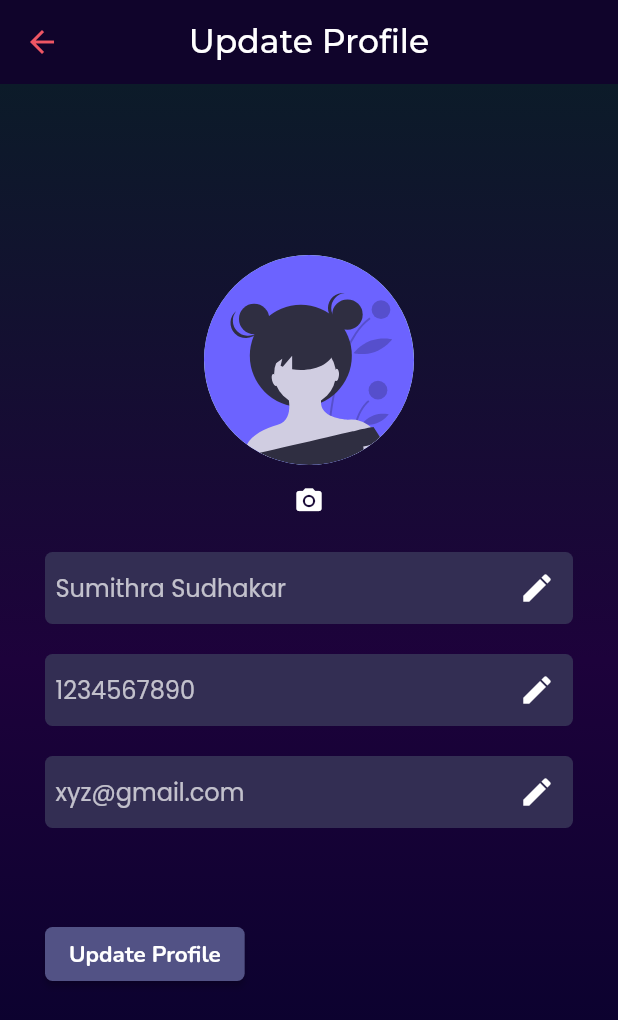
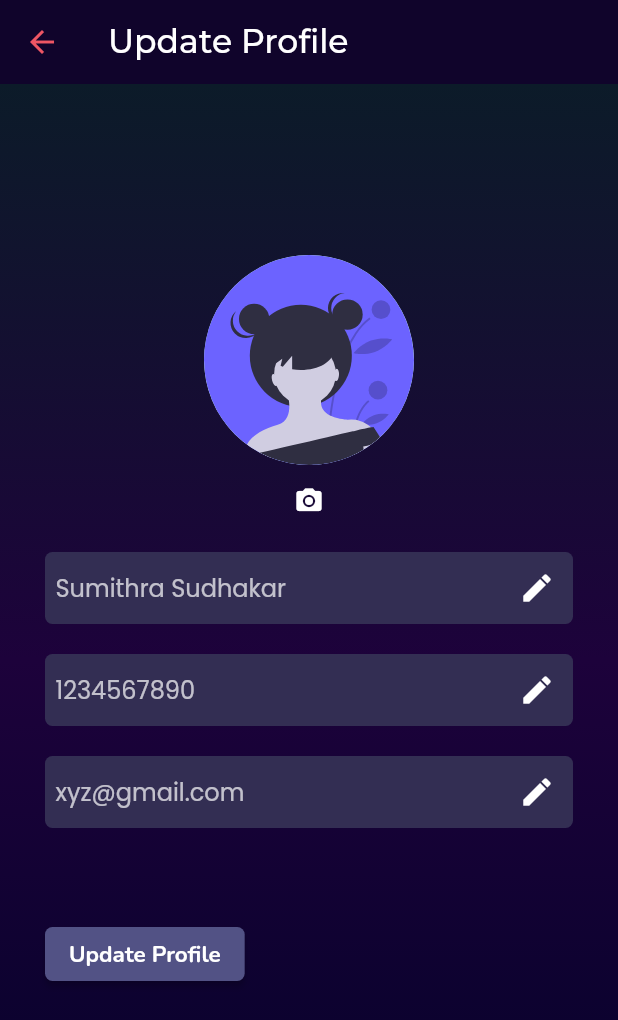
Before and after one commit to cyberwizard1001/events_app, a Flutter app: the ProfilePage screen opened directly, on a phone screen of 412 x 824 dp. Shown: the top 1020 px of the screen. Run offline on Flutter 3.47's test engine with Material 2 defaults, Android fonts, the phone set to English and light mode, and no system bars; our stand-ins replace auto_size_text, cached_network_image, firebase_auth, firebase_core, flutter_svg, google_fonts and 1 more; accounts and stored records are empty; network calls fail.

Commit message:
Added google-services_backup

```diff
--- a/lib/screens/admin_eventpage.dart
+++ b/lib/screens/admin/admin_eventpage.dart
@@ -1,5 +1,5 @@
 import 'package:auto_size_text/auto_size_text.dart';
-import 'package:events_app/screens/people_list.dart';
+import 'package:events_app/screens/admin/people_list.dart';
 import 'package:events_app/widgets/appbar_back_button.dart';
 import 'package:events_app/widgets/gradient_button.dart';
 import 'package:flutter/material.dart';
--- a/lib/screens/admin_home.dart
+++ b/lib/screens/admin/admin_home.dart
@@ -1,7 +1,7 @@
 import 'package:auto_size_text/auto_size_text.dart';
-import 'package:events_app/screens/admin_eventpage.dart';
+import 'package:events_app/screens/admin/admin_eventpage.dart';
 import 'package:events_app/screens/events_page.dart';
-import 'package:events_app/screens/people_list.dart';
+import 'package:events_app/screens/admin/people_list.dart';
 import 'package:events_app/widgets/navigation_drawer.dart';
 import 'package:flutter/material.dart';
 import 'package:events_app/utils/colors.dart' as colors;
--- a/lib/screens/profile_page.dart
+++ b/lib/screens/profile_page.dart
@@ -1,4 +1,4 @@
-import 'package:events_app/screens/create_event.dart';
+import 'package:events_app/screens/admin/create_event.dart';
 import 'package:events_app/utils/colors.dart' as colors;
 import 'package:events_app/widgets/appbar_back_button.dart';
 import 'package:events_app/widgets/gradient_button.dart';
--- a/lib/widgets/appbar_back_button.dart
+++ b/lib/widgets/appbar_back_button.dart
@@ -35,9 +35,9 @@ class AppBarBackButton extends StatelessWidget implements PreferredSizeWidget {
             Navigator.pop(context);
           }),
       actions: actions ?? [],
-      centerTitle: true,
+      centerTitle: false,
       title: Text(
-        title,
+        "${title}",
         style: GoogleFonts.montserrat(
             fontSize: 22, color: colors.primaryTextColor),
       ),
--- a/lib/widgets/navigation_drawer.dart
+++ b/lib/widgets/navigation_drawer.dart
@@ -1,8 +1,8 @@
-import 'package:events_app/screens/admin_home.dart';
+import 'package:events_app/screens/admin/admin_home.dart';
 import 'package:events_app/screens/get_started.dart';
 import 'package:events_app/screens/profile_page.dart';
 import 'package:events_app/screens/starred_events.dart';
-import 'package:events_app/screens/user_management.dart';
+import 'package:events_app/screens/admin/user_management.dart';
 import 'package:events_app/utils/colors.dart' as colors;
 import 'package:flutter/material.dart';
 import 'package:flutter_svg/svg.dart';
```
Also changed, not shown: lib/screens/admin/create_event.dart (renamed from lib/screens/create_event.dart), lib/screens/admin/people_list.dart (renamed from lib/screens/people_list.dart), lib/screens/admin/user_management.dart (renamed from lib/screens/user_management.dart), 1 other file.
